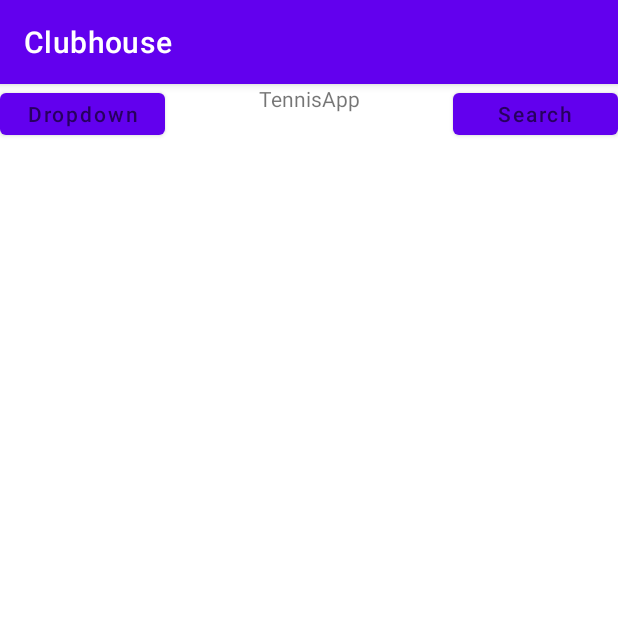
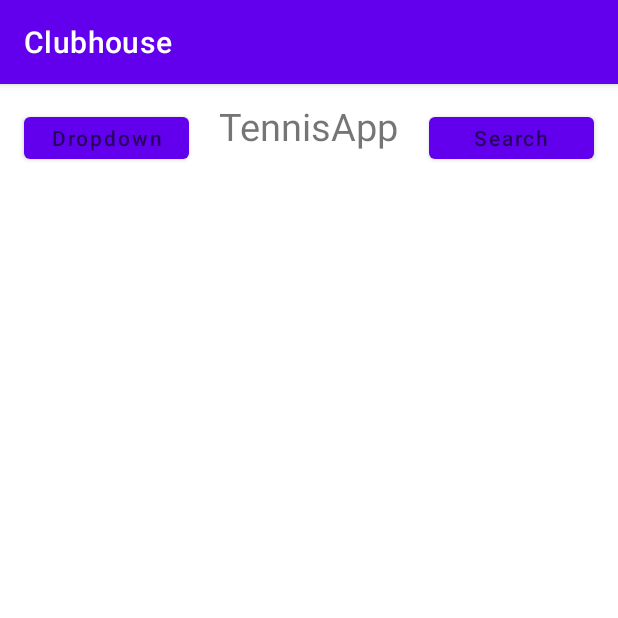
Before and after one commit to LeoSanitt/PolterGeorge, an Android app: the screen it shows after launch (MainActivity), on a phone screen of 412 x 824 dp, the top half of it. Run offline under Robolectric (Android 15) with nearby library versions, the phone set to English and light mode, and no system bars; 1 statement that could not run was skipped.

Commit message:
making the mainactivity.xml look slightly nicer

```diff
--- a/app/src/main/res/layout/activity_main.xml
+++ b/app/src/main/res/layout/activity_main.xml
@@ -12,15 +12,16 @@
         android:layout_height="0dp"
         app:layout_constraintBottom_toBottomOf="parent"
         app:layout_constraintEnd_toEndOf="parent"
-        app:layout_constraintHorizontal_bias="1.0dp"
         app:layout_constraintStart_toStartOf="parent"
-        app:layout_constraintTop_toBottomOf="@+id/dropdownButton"
-        app:layout_constraintVertical_bias="1.0" />
+        app:layout_constraintTop_toBottomOf="@+id/dropdownButton" />
 
     <Button
         android:id="@+id/dropdownButton"
         android:layout_width="110dp"
         android:layout_height="40dp"
+        android:layout_marginStart="16dp"
+        android:layout_marginLeft="16dp"
+        android:layout_marginTop="16dp"
         android:hint="@string/dropdown"
         app:layout_constraintStart_toStartOf="parent"
         app:layout_constraintTop_toTopOf="parent" />
@@ -29,7 +30,10 @@
         android:id="@+id/searchButton"
         android:layout_width="110dp"
         android:layout_height="40dp"
-        android:hint= "@string/search"
+        android:layout_marginTop="16dp"
+        android:layout_marginEnd="16dp"
+        android:layout_marginRight="16dp"
+        android:hint="@string/search"
         app:layout_constraintEnd_toEndOf="parent"
         app:layout_constraintTop_toTopOf="parent" />
 
@@ -38,6 +42,8 @@
         android:layout_width="wrap_content"
         android:layout_height="wrap_content"
         android:text="@string/tennisapp"
+        android:textSize="25sp"
+        app:layout_constraintBottom_toTopOf="@+id/rvPlayerItems"
         app:layout_constraintEnd_toStartOf="@+id/searchButton"
         app:layout_constraintStart_toEndOf="@+id/dropdownButton"
         app:layout_constraintTop_toTopOf="parent" />
```
Also changed, not shown: gradle/wrapper/gradle-wrapper.properties.
